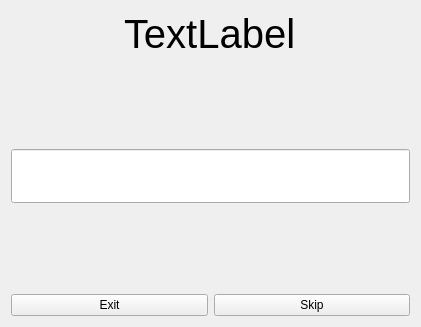
Before: the Qt Designer form ui/playDeck.ui in mattbroadbridge/SpaceLearn, drawn with Qt 5.
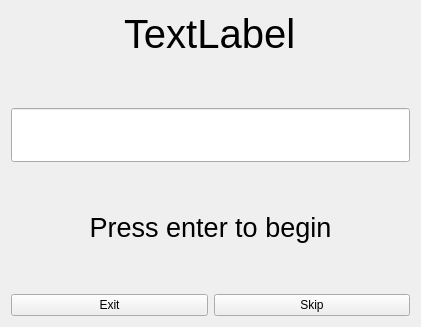
After: the same form once the commit is applied.

```diff
--- a/ui/playDeck.ui
+++ b/ui/playDeck.ui
@@ -59,6 +59,31 @@
      </property>
     </widget>
    </item>
+   <item>
+    <spacer name="verticalSpacer_3">
+     <property name="orientation">
+      <enum>Qt::Vertical</enum>
+     </property>
+     <property name="sizeHint" stdset="0">
+      <size>
+       <width>20</width>
+       <height>40</height>
+      </size>
+     </property>
+    </spacer>
+   </item>
+   <item>
+    <widget class="QLabel" name="resultLabel">
+     <property name="font">
+      <font>
+       <pointsize>20</pointsize>
+      </font>
+     </property>
+     <property name="text">
+      <string>&lt;html&gt;&lt;head/&gt;&lt;body&gt;&lt;p align=&quot;center&quot;&gt;Press enter to begin&lt;/p&gt;&lt;/body&gt;&lt;/html&gt;</string>
+     </property>
+    </widget>
+   </item>
    <item>
     <spacer name="verticalSpacer">
      <property name="orientation">
```
